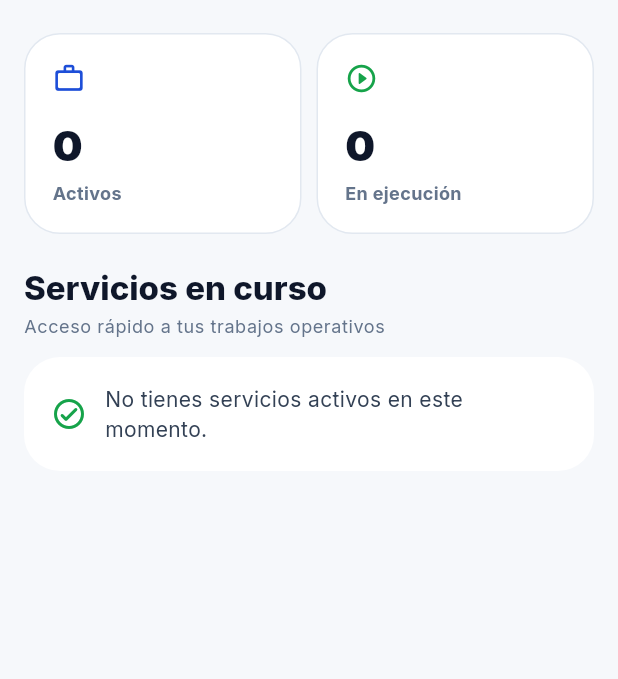
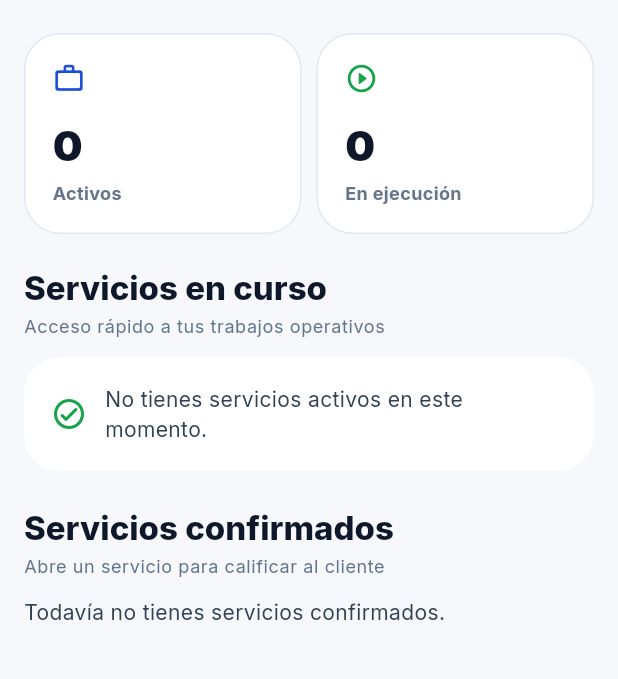
Before and after one commit to dotniel313/fixis, a Flutter app: the ProfessionalActivityScreen screen opened directly, on a phone screen of 412 x 824 dp, the part 234-913 px from its top. Run offline on Flutter 3.47's test engine with Material 3 defaults, Android fonts, the light colour scheme and no system bars; our stand-ins replace drift, flutter_dotenv, flutter_map, flutter_riverpod, geolocator, google_fonts and 4 more; accounts and stored records are empty; generated files the repository leaves out were written again.

Commit message:
feat: connect verified bilateral ratings and loyalty in professional_activity_screen.dart

```diff
--- a/lib/features/activity/screens/professional_activity_screen.dart
+++ b/lib/features/activity/screens/professional_activity_screen.dart
@@ -1,10 +1,26 @@
 import 'package:flutter/material.dart';
 import 'package:flutter_riverpod/flutter_riverpod.dart';
+import 'package:supabase_flutter/supabase_flutter.dart';
 
 import '../../../core/theme/theme.dart';
 import '../../../core/widgets/fixis_ui.dart';
 import '../../jobs/providers/jobs_repository.dart';
 import '../../jobs/screens/job_detail_screen.dart';
+
+final completedProfessionalJobsProvider =
+    FutureProvider.autoDispose<List<Map<String, dynamic>>>((ref) async {
+  final client = Supabase.instance.client;
+  final user = client.auth.currentUser;
+  if (user == null) return const [];
+  final rows = await client
+      .from('jobs')
+      .select('id, title, status, created_at, assigned_pro_id')
+      .eq('assigned_pro_id', user.id)
+      .eq('status', 'customer_approved')
+      .order('created_at', ascending: false)
+      .limit(20);
+  return List<Map<String, dynamic>>.from(rows);
+});
 
 class ProfessionalActivityScreen extends ConsumerWidget {
   const ProfessionalActivityScreen({super.key});
@@ -12,6 +28,7 @@ class ProfessionalActivityScreen extends ConsumerWidget {
   @override
   Widget build(BuildContext context, WidgetRef ref) {
     final activeAsync = ref.watch(myActiveJobsStreamProvider);
+    final completedAsync = ref.watch(completedProfessionalJobsProvider);
 
     return Scaffold(
       appBar: AppBar(
@@ -185,6 +202,30 @@ class ProfessionalActivityScreen extends ConsumerWidget {
                 );
               },
             ),
+            const SizedBox(height: 24),
+            const FixisSectionHeader(
+              title: 'Servicios confirmados',
+              subtitle: 'Abre un servicio para calificar al cliente',
+            ),
+            const SizedBox(height: 12),
+            completedAsync.when(
+              loading: () => const Center(child: CircularProgressIndicator()),
+              error: (_, __) => const Text('No pudimos cargar el historial.'),
+              data: (jobs) => jobs.isEmpty
+                  ? const Text('Todavía no tienes servicios confirmados.')
+                  : Column(
+                      children: jobs.map((job) => ListTile(
+                        title: Text(job['title']?.toString() ?? 'Servicio'),
+                        subtitle: const Text('Pago confirmado'),
+                        trailing: const Icon(Icons.star_outline_rounded),
+                        onTap: () => Navigator.of(context).push(
+                          MaterialPageRoute(
+                            builder: (_) => JobDetailScreen(job: job),
+                          ),
+                        ),
+                      )).toList(),
+                    ),
+            ),
           ],
         ),
       ),
```
